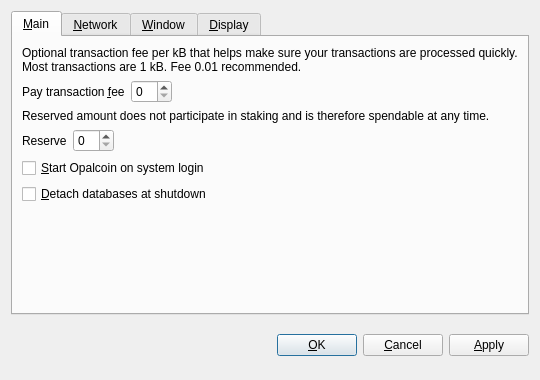
Before: the Qt Designer form src/qt/forms/optionsdialog.ui in OpalCoin/OpalCoin, drawn with Qt 5.
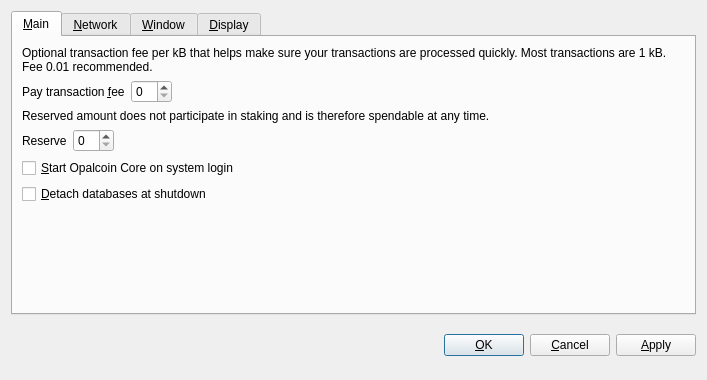
After: the same form once the commit is applied. The open tabs and pages were chosen to show the change. Custom widgets are drawn as their Qt base class.

```diff
--- a/src/qt/forms/optionsdialog.ui
+++ b/src/qt/forms/optionsdialog.ui
@@ -6,7 +6,7 @@
    <rect>
     <x>0</x>
     <y>0</y>
-    <width>540</width>
+    <width>707</width>
     <height>380</height>
    </rect>
   </property>
@@ -128,7 +128,7 @@
           <string>Automatically start Opalcoin after logging in to the system.</string>
          </property>
          <property name="text">
-          <string>&amp;Start Opalcoin on system login</string>
+          <string>&amp;Start Opalcoin Core on system login</string>
          </property>
         </widget>
        </item>
```
Left out of the diff: 2 changed lines with no effect on the pictures.
